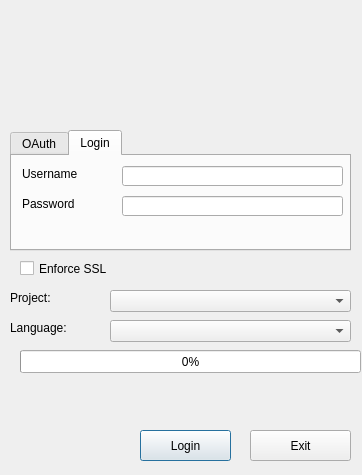
Before: the Qt Designer form huggleQT/huggle/login.ui in huggle/huggle, drawn with Qt 5.
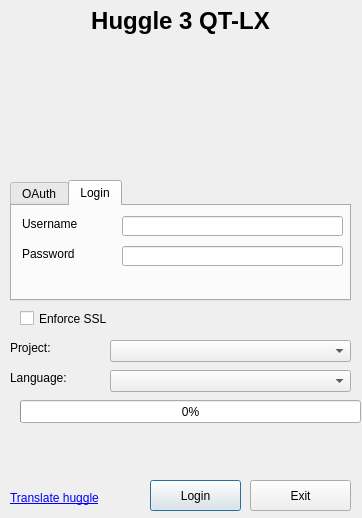
After: the same form once the commit is applied. The open tabs and pages were chosen to show the change. Icons and pictures are not drawn.

What changed in the file:
```diff
--- a/huggleQT/huggle/login.ui
+++ b/huggleQT/huggle/login.ui
@@ -7,7 +7,7 @@
     <x>0</x>
     <y>0</y>
     <width>362</width>
-    <height>475</height>
+    <height>518</height>
    </rect>
   </property>
   <property name="sizePolicy">
@@ -27,7 +27,7 @@
    <property name="geometry">
     <rect>
      <x>120</x>
-     <y>0</y>
+     <y>50</y>
      <width>121</width>
      <height>131</height>
     </rect>
@@ -43,7 +43,7 @@
    <property name="geometry">
     <rect>
      <x>10</x>
-     <y>320</y>
+     <y>370</y>
      <width>91</width>
      <height>16</height>
     </rect>
@@ -56,7 +56,7 @@
    <property name="geometry">
     <rect>
      <x>20</x>
-     <y>350</y>
+     <y>400</y>
      <width>341</width>
      <height>23</height>
     </rect>
@@ -69,7 +69,7 @@
    <property name="geometry">
     <rect>
      <x>10</x>
-     <y>380</y>
+     <y>430</y>
      <width>351</width>
      <height>41</height>
     </rect>
@@ -84,8 +84,8 @@
   <widget class="QPushButton" name="ButtonOK">
    <property name="geometry">
     <rect>
-     <x>140</x>
-     <y>430</y>
+     <x>150</x>
+     <y>480</y>
      <width>91</width>
      <height>31</height>
     </rect>
@@ -93,12 +93,15 @@
    <property name="text">
     <string>Login</string>
    </property>
+   <property name="default">
+    <bool>true</bool>
+   </property>
   </widget>
   <widget class="QPushButton" name="ButtonExit">
    <property name="geometry">
     <rect>
      <x>250</x>
-     <y>430</y>
+     <y>480</y>
      <width>101</width>
      <height>31</height>
     </rect>
@@ -111,7 +114,7 @@
    <property name="geometry">
     <rect>
      <x>110</x>
-     <y>290</y>
+     <y>340</y>
      <width>241</width>
      <height>22</height>
     </rect>
@@ -121,7 +124,7 @@
    <property name="geometry">
     <rect>
      <x>110</x>
-     <y>320</y>
+     <y>370</y>
      <width>241</width>
      <height>22</height>
     </rect>
@@ -131,7 +134,7 @@
    <property name="geometry">
     <rect>
      <x>10</x>
-     <y>130</y>
+     <y>180</y>
      <width>341</width>
      <height>121</height>
     </rect>
@@ -239,7 +242,7 @@
    <property name="geometry">
     <rect>
      <x>10</x>
-     <y>290</y>
+     <y>340</y>
      <width>91</width>
      <height>16</height>
     </rect>
@@ -252,7 +255,7 @@
    <property name="geometry">
     <rect>
      <x>20</x>
-     <y>260</y>
+     <y>310</y>
      <width>321</width>
      <height>17</height>
     </rect>
@@ -261,6 +264,42 @@
     <string>Enforce SSL</string>
    </property>
   </widget>
+  <widget class="QLabel" name="label_9">
+   <property name="geometry">
+    <rect>
+     <x>10</x>
+     <y>490</y>
+     <width>121</width>
+     <height>16</height>
+    </rect>
+   </property>
+   <property name="text">
+    <string>&lt;html&gt;&lt;head/&gt;&lt;body&gt;&lt;p&gt;&lt;a href=&quot;http://meta.wikimedia.org/wiki/Huggle/Localization&quot;&gt;&lt;span style=&quot; text-decoration: underline; color:#0000ff;&quot;&gt;Translate huggle&lt;/span&gt;&lt;/a&gt;&lt;/p&gt;&lt;/body&gt;&lt;/html&gt;</string>
+   </property>
+  </widget>
+  <widget class="QLabel" name="label_10">
+   <property name="geometry">
+    <rect>
+     <x>50</x>
+     <y>0</y>
+     <width>261</width>
+     <height>41</height>
+    </rect>
+   </property>
+   <property name="font">
+    <font>
+     <pointsize>18</pointsize>
+     <weight>75</weight>
+     <bold>true</bold>
+    </font>
+   </property>
+   <property name="text">
+    <string>Huggle 3 QT-LX</string>
+   </property>
+   <property name="alignment">
+    <set>Qt::AlignCenter</set>
+   </property>
+  </widget>
  </widget>
  <resources>
   <include location="pictures.qrc"/>
```
Left out of the diff: 2 changed lines with no effect on the pictures.
